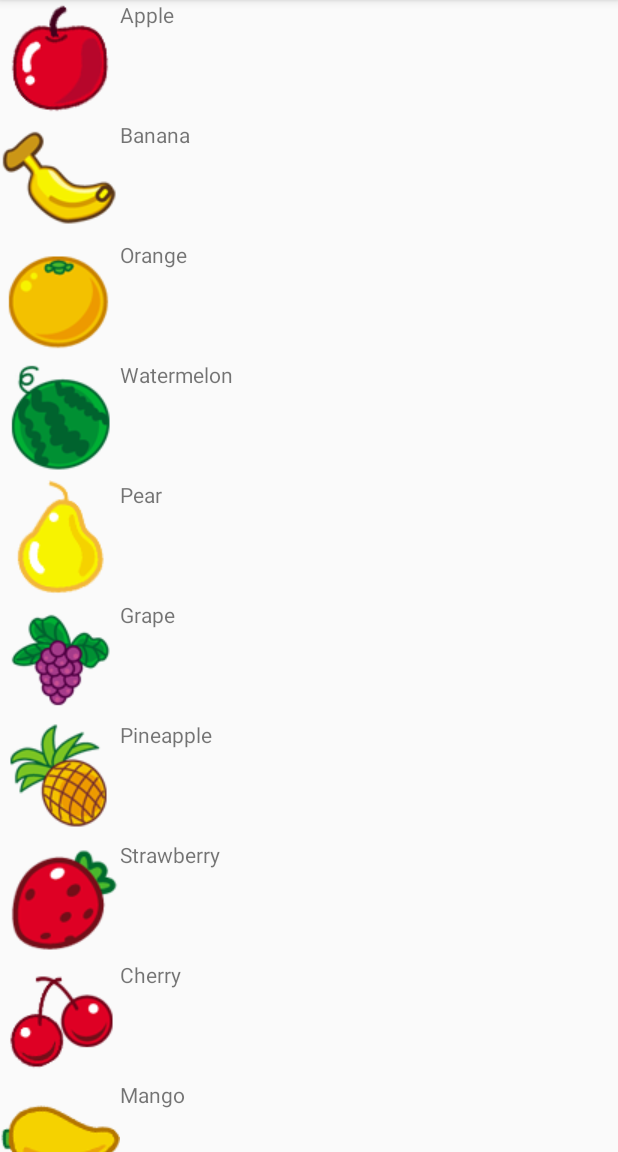
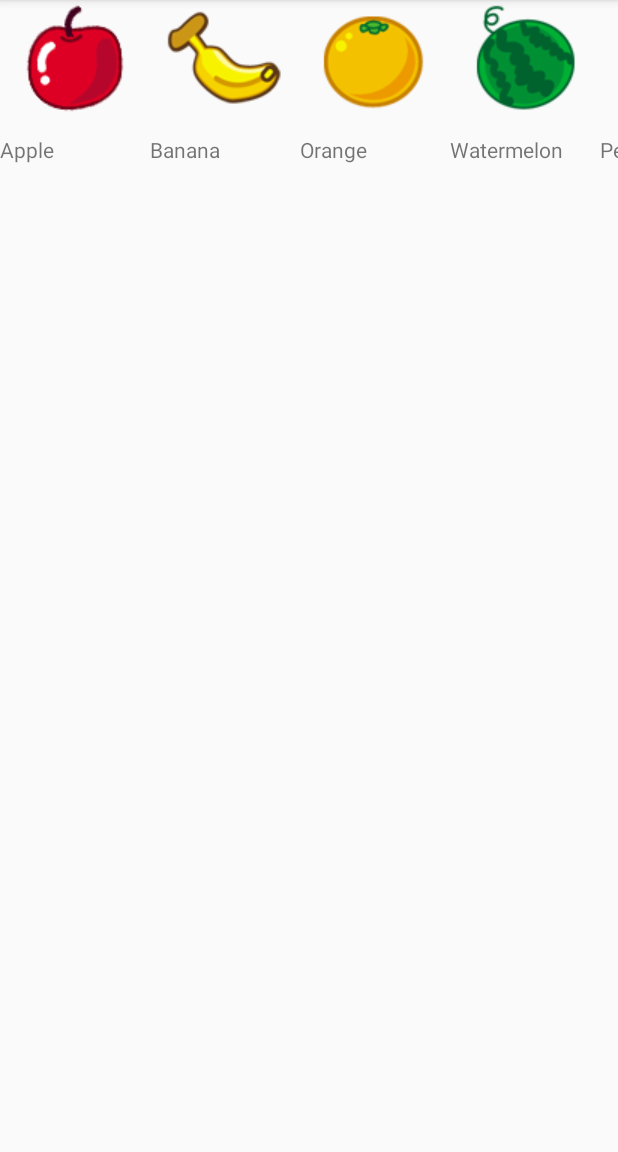
Before and after one commit to Leopan0/Blog, an Android app: the screen it shows after launch (MainActivity), on a phone screen of 412 x 824 dp, the part 84-1236 px from its top. Run offline under Robolectric (Android 15) with nearby library versions, the phone set to English and light mode, and no system bars.

Commit message:
RecycleView,横向布局添加

```diff
--- a/Android/RecyclerView/app/src/main/java/com/example/a11656/recyclerview/MainActivity.java
+++ b/Android/RecyclerView/app/src/main/java/com/example/a11656/recyclerview/MainActivity.java
@@ -19,6 +19,10 @@ public class MainActivity extends AppCompatActivity {
         initFruits();//初始化水果列表
         RecyclerView recyclerView = findViewById(R.id.recycler_view);//创建RecyclerView
         LinearLayoutManager layoutManager = new LinearLayoutManager(this);
+
+        //讲横向布局改为纵向布局
+        layoutManager.setOrientation(LinearLayoutManager.HORIZONTAL);
+
         //使用一个线性布局管理器
         recyclerView.setLayoutManager(layoutManager);
         //为RecyclerView添加线性布局管理器
--- a/Android/RecyclerView/app/src/main/res/layout/fruit_item.xml
+++ b/Android/RecyclerView/app/src/main/res/layout/fruit_item.xml
@@ -1,6 +1,7 @@
 <?xml version="1.0" encoding="utf-8"?>
 <LinearLayout xmlns:android="http://schemas.android.com/apk/res/android"
-    android:layout_width="match_parent"
+    android:orientation="vertical"
+    android:layout_width="100dp"
     android:layout_height="wrap_content">
 
     <ImageView
```
